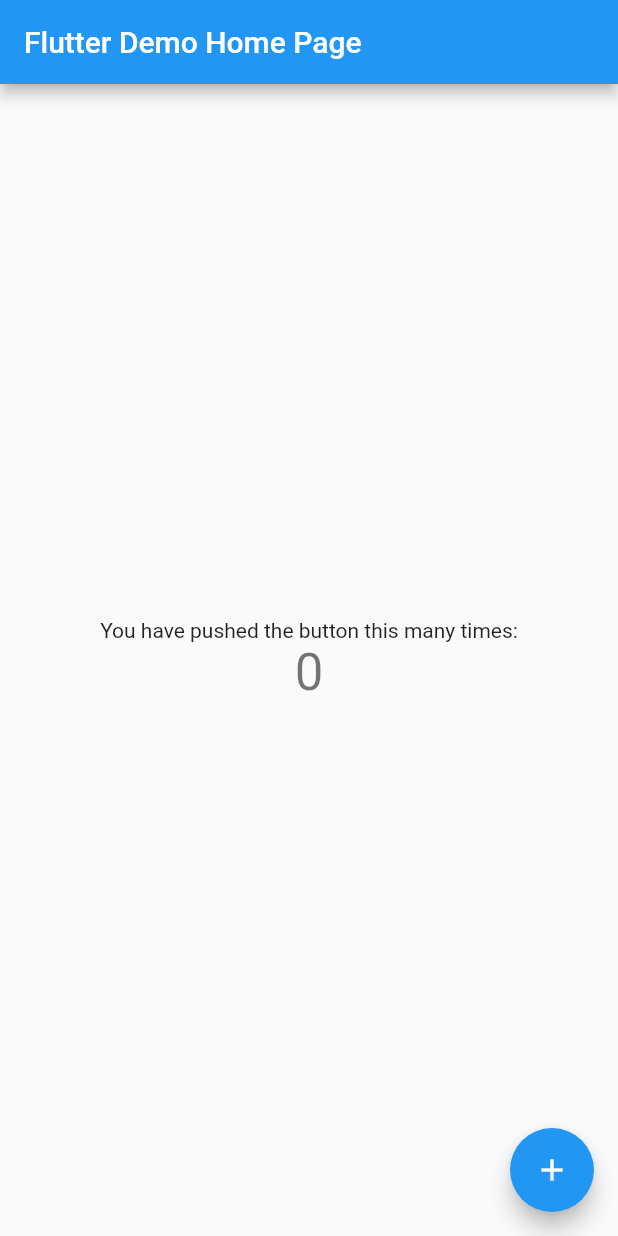
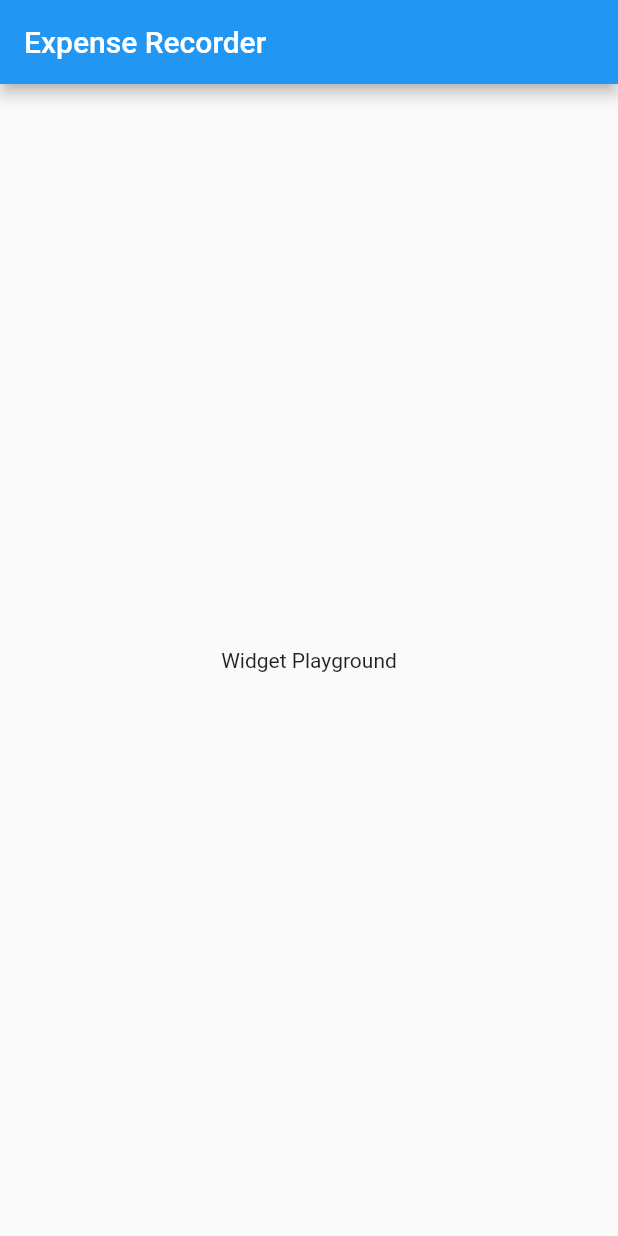
Before and after one commit to akshaybengani/Flutter-PXM, a Flutter app: the screen it shows after launch, on a phone screen of 412 x 824 dp. Run offline on Flutter 3.47's test engine with Material 2 defaults, Android fonts, the phone set to English and light mode, and no system bars.

Commit message:
Main Setup

```diff
--- a/lib/main.dart
+++ b/lib/main.dart
@@ -1,111 +1,29 @@
 import 'package:flutter/material.dart';
 
-void main() => runApp(MyApp());
+void main() {
+  runApp(MyApp());
+}
 
 class MyApp extends StatelessWidget {
-  // This widget is the root of your application.
   @override
   Widget build(BuildContext context) {
     return MaterialApp(
-      title: 'Flutter Demo',
-      theme: ThemeData(
-        // This is the theme of your application.
-        //
-        // Try running your application with "flutter run". You'll see the
-        // application has a blue toolbar. Then, without quitting the app, try
-        // changing the primarySwatch below to Colors.green and then invoke
-        // "hot reload" (press "r" in the console where you ran "flutter run",
-        // or simply save your changes to "hot reload" in a Flutter IDE).
-        // Notice that the counter didn't reset back to zero; the application
-        // is not restarted.
-        primarySwatch: Colors.blue,
-      ),
-      home: MyHomePage(title: 'Flutter Demo Home Page'),
+      title: 'Flutter App',
+      home: MyHomePage(),
     );
   }
 }
 
-class MyHomePage extends StatefulWidget {
-  MyHomePage({Key key, this.title}) : super(key: key);
-
-  // This widget is the home page of your application. It is stateful, meaning
-  // that it has a State object (defined below) that contains fields that affect
-  // how it looks.
-
-  // This class is the configuration for the state. It holds the values (in this
-  // case the title) provided by the parent (in this case the App widget) and
-  // used by the build method of the State. Fields in a Widget subclass are
-  // always marked "final".
-
-  final String title;
-
-  @override
-  _MyHomePageState createState() => _MyHomePageState();
-}
-
-class _MyHomePageState extends State<MyHomePage> {
-  int _counter = 0;
-
-  void _incrementCounter() {
-    setState(() {
-      // This call to setState tells the Flutter framework that something has
-      // changed in this State, which causes it to rerun the build method below
-      // so that the display can reflect the updated values. If we changed
-      // _counter without calling setState(), then the build method would not be
-      // called again, and so nothing would appear to happen.
-      _counter++;
-    });
-  }
-
+class MyHomePage extends StatelessWidget {
   @override
   Widget build(BuildContext context) {
-    // This method is rerun every time setState is called, for instance as done
-    // by the _incrementCounter method above.
-    //
-    // The Flutter framework has been optimized to make rerunning build methods
-    // fast, so that you can just rebuild anything that needs updating rather
-    // than having to individually change instances of widgets.
     return Scaffold(
       appBar: AppBar(
-        // Here we take the value from the MyHomePage object that was created by
-        // the App.build method, and use it to set our appbar title.
-        title: Text(widget.title),
+        title: Text('Expense Recorder'),
       ),
       body: Center(
-        // Center is a layout widget. It takes a single child and positions it
-        // in the middle of the parent.
-        child: Column(
-          // Column is also a layout widget. It takes a list of children and
-          // arranges them vertically. By default, it sizes itself to fit its
-          // children horizontally, and tries to be as tall as its parent.
-          //
-          // Invoke "debug painting" (press "p" in the console, choose the
-          // "Toggle Debug Paint" action from the Flutter Inspector in Android
-          // Studio, or the "Toggle Debug Paint" command in Visual Studio Code)
-          // to see the wireframe for each widget.
-          //
-          // Column has various properties to control how it sizes itself and
-          // how it positions its children. Here we use mainAxisAlignment to
-          // center the children vertically; the main axis here is the vertical
-          // axis because Columns are vertical (the cross axis would be
-          // horizontal).
-          mainAxisAlignment: MainAxisAlignment.center,
-          children: <Widget>[
-            Text(
-              'You have pushed the button this many times:',
-            ),
-            Text(
-              '$_counter',
-              style: Theme.of(context).textTheme.display1,
-            ),
-          ],
-        ),
+        child: Text('Widget Playground'),
       ),
-      floatingActionButton: FloatingActionButton(
-        onPressed: _incrementCounter,
-        tooltip: 'Increment',
-        child: Icon(Icons.add),
-      ), // This trailing comma makes auto-formatting nicer for build methods.
     );
   }
 }
```
